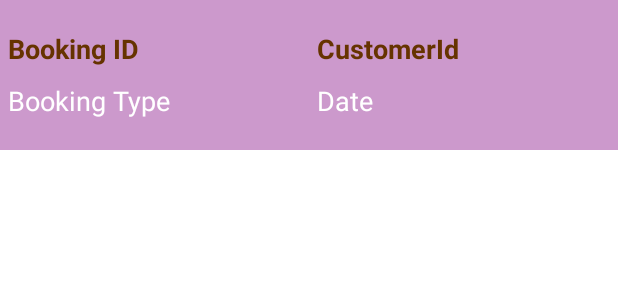
After one commit to duyNguyen8202/Go_Db, an Android app: the layout staff_fragment_booking.xml on its own in the app's theme, with its tools: preview values and no code run, on a phone screen of 412 x 824 dp. The commit adds this screen. Shown: the top 300 px of the screen. Run offline under Robolectric (Android 15) with nearby library versions, the phone set to English and light mode, and no system bars.

Commit message:
update phần Liên

```diff
--- a/app/src/main/java/com/example/ltdd_finalproject/fragment/DoanhThuFragment.java
+++ b/app/src/main/java/com/example/ltdd_finalproject/fragment/Staff/DoanhThuFragment.java
@@ -1,4 +1,4 @@
-package com.example.ltdd_finalproject.fragment;
+package com.example.ltdd_finalproject.fragment.Staff;
 
 import android.os.Bundle;
 import android.view.LayoutInflater;
--- a/app/src/main/java/com/example/ltdd_finalproject/fragment/HotelFragment.java
+++ b/app/src/main/java/com/example/ltdd_finalproject/fragment/Staff/HotelFragment.java
@@ -1,4 +1,4 @@
-package com.example.ltdd_finalproject.fragment;
+package com.example.ltdd_finalproject.fragment.Staff;
 
 import android.os.Bundle;
 import android.util.Log;
--- a/app/src/main/java/com/example/ltdd_finalproject/fragment/PlaceFragment.java
+++ b/app/src/main/java/com/example/ltdd_finalproject/fragment/Staff/PlaceFragment.java
@@ -1,4 +1,4 @@
-package com.example.ltdd_finalproject.fragment;
+package com.example.ltdd_finalproject.fragment.Staff;
 
 import android.os.Bundle;
 import android.util.Log;
--- /dev/null
+++ b/app/src/main/java/com/example/ltdd_finalproject/fragment/Staff/sBookingFragment.java
@@ -0,0 +1,5 @@
+package com.example.ltdd_finalproject.fragment.Staff;
+
+public class sBookingFragment {
+
+}
--- a/app/src/main/java/com/example/ltdd_finalproject/retro/API.java
+++ b/app/src/main/java/com/example/ltdd_finalproject/retro/API.java
@@ -67,6 +67,9 @@ public interface API {
                                    @Field("vehicle_id") String vehicle_id,
                                    @Field("booking_date") String booking_date);
 
+    @POST("admin/booking?action=getforStaff")
+    Call<List<Booking>> getUnconfirmedBooking();
+
 
     // Staff
     ///// Đầu tiên xem tour
--- a/app/src/main/java/com/example/ltdd_finalproject/retro/RetrofitClient.java
+++ b/app/src/main/java/com/example/ltdd_finalproject/retro/RetrofitClient.java
@@ -8,7 +8,7 @@ import retrofit2.converter.gson.GsonConverterFactory;
 
 public class RetrofitClient {
     private static Retrofit retrofit;
-    private static final String BASE_URL = "http://192.168.0.103:8080/API_GODB/";
+    private static final String BASE_URL = "http://192.168.1.3:8080/API_GODB/";
 
     public static Retrofit getRetrofit() {
         Gson gson = new GsonBuilder().setLenient().create();
--- a/app/src/main/res/layout/hotel_item1.xml
+++ b/app/src/main/res/layout/hotel_item1.xml
@@ -18,9 +18,9 @@
         <ImageView
             android:id="@+id/imageViewHotel"
             android:layout_width="435dp"
-            android:layout_height="wrap_content"
+            android:layout_height="match_parent"
             android:layout_weight="1"
-            android:scaleType = "fitCenter"/>
+            android:scaleType = "centerCrop"/>
 
         <LinearLayout
             android:layout_width="match_parent"
--- /dev/null
+++ b/app/src/main/res/layout/staff_fragment_booking.xml
@@ -0,0 +1,87 @@
+<androidx.constraintlayout.widget.ConstraintLayout xmlns:android="http://schemas.android.com/apk/res/android"
+    xmlns:app="http://schemas.android.com/apk/res-auto"
+    xmlns:tools="http://schemas.android.com/tools"
+    android:layout_width="match_parent"
+    android:layout_height="wrap_content">
+
+    <LinearLayout
+        android:layout_width="match_parent"
+        android:layout_height="100dp"
+        android:background="#CC99CC"
+        android:orientation="horizontal"
+        android:weightSum="2"
+        tools:ignore="MissingConstraints">
+
+        <LinearLayout
+            android:layout_width="match_parent"
+            android:layout_height="match_parent"
+            android:layout_weight="1"
+            android:orientation="vertical"
+            android:weightSum="2">
+
+            <TextView
+                android:id="@+id/txtBookingId"
+                android:layout_width="wrap_content"
+                android:layout_height="wrap_content"
+                android:layout_marginStart="5dp"
+                android:layout_marginTop="20dp"
+                android:text="Booking ID"
+                android:textColor="#663300"
+                android:textSize="18sp"
+                android:textStyle="bold" />
+
+            <TextView
+                android:id="@+id/txtBookingType"
+                android:layout_width="wrap_content"
+                android:layout_height="wrap_content"
+                android:layout_marginStart="5dp"
+                android:layout_marginTop="10dp"
+                android:text="Booking Type"
+                android:textColor="#FFFFFF"
+                android:textSize="18sp"
+                app:layout_constraintBottom_toBottomOf="parent"
+                app:layout_constraintEnd_toEndOf="parent"
+                app:layout_constraintHorizontal_bias="0.044"
+                app:layout_constraintStart_toStartOf="parent"
+                app:layout_constraintTop_toBottomOf="@+id/textName"
+                app:layout_constraintVertical_bias="0.073" />
+            />
+        </LinearLayout>
+
+            <LinearLayout
+                android:layout_width="match_parent"
+                android:layout_height="match_parent"
+                android:layout_weight="1"
+                android:orientation="vertical"
+                android:weightSum="2">
+
+                <TextView
+                    android:id="@+id/txtCustomerId"
+                    android:layout_width="wrap_content"
+                    android:layout_height="wrap_content"
+                    android:layout_marginStart="5dp"
+                    android:layout_marginTop="20dp"
+                    android:text="CustomerId"
+                    android:textColor="#663300"
+                    android:textSize="18sp"
+                    android:textStyle="bold" />
+
+                <TextView
+                    android:id="@+id/txtDate"
+                    android:layout_width="wrap_content"
+                    android:layout_height="wrap_content"
+                    android:layout_marginStart="5dp"
+                    android:layout_marginTop="10dp"
+                    android:text="Date"
+                    android:textColor="#FFFFFF"
+                    android:textSize="18sp"
+                    app:layout_constraintBottom_toBottomOf="parent"
+                    app:layout_constraintEnd_toEndOf="parent"
+                    app:layout_constraintHorizontal_bias="0.044"
+                    app:layout_constraintStart_toStartOf="parent"
+                    app:layout_constraintTop_toBottomOf="@+id/textName"
+                    app:layout_constraintVertical_bias="0.073" />
+            </LinearLayout>
+
+    </LinearLayout>
+</androidx.constraintlayout.widget.ConstraintLayout>
--- a/app/src/main/res/layout/tour_item.xml
+++ b/app/src/main/res/layout/tour_item.xml
@@ -8,10 +8,10 @@
 
     <LinearLayout
         android:layout_width="match_parent"
-        android:layout_height="180dp"
+        android:layout_height="300dp"
         android:background="#CC9966"
         android:orientation="vertical"
-        android:weightSum="2"
+        android:weightSum="3"
         app:layout_constraintEnd_toEndOf="parent"
         app:layout_constraintStart_toStartOf="parent"
         app:layout_constraintTop_toTopOf="parent">
@@ -20,7 +20,7 @@
             android:id="@+id/imageViewTour"
             android:layout_width="match_parent"
             android:layout_height="0dp"
-            android:layout_weight="1"
+            android:layout_weight="2"
             android:scaleType="centerCrop"
             tools:srcCompat="@tools:sample/backgrounds/scenic" />
 
--- /dev/null
+++ b/app/src/main/res/values/refs.xml
@@ -0,0 +1,2 @@
+<?xml version="1.0" encoding="utf-8"?>
+<resources></resources>
```
Also changed, not shown: app/src/main/java/com/example/ltdd_finalproject/activity/StaffActivity.java (+9 -18 lines), app/src/main/java/com/example/ltdd_finalproject/adapters/staffAdapter/sBookingAdapter.java (added, +71 -0 lines), app/src/main/java/com/example/ltdd_finalproject/fragment/Staff/RoomFragment.java (renamed from app/src/main/java/com/example/ltdd_finalproject/fragment/VehicleFragment.java, +14 -14 lines), app/src/main/java/com/example/ltdd_finalproject/fragment/Staff/TourFragment.java (renamed from app/src/main/java/com/example/ltdd_finalproject/fragment/RoomFragment.java, +15 -15 lines), app/src/main/java/com/example/ltdd_finalproject/fragment/Staff/VehicleFragment.java (renamed from app/src/main/java/com/example/ltdd_finalproject/fragment/TourFragment.java, +15 -15 lines), app/src/main/res/layout/activity_staff.xml (+1 -35 lines), 9 other files.
